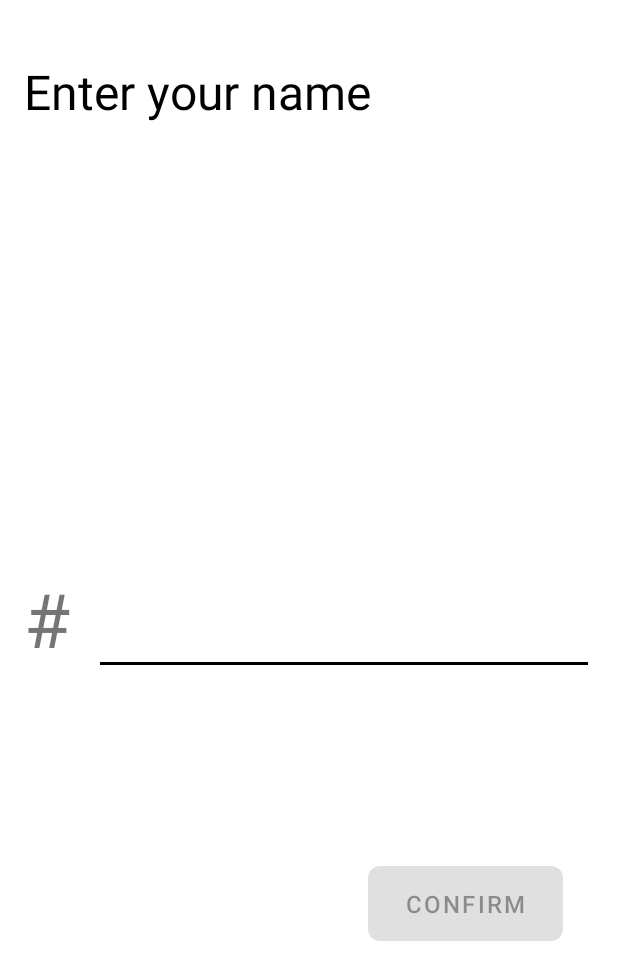
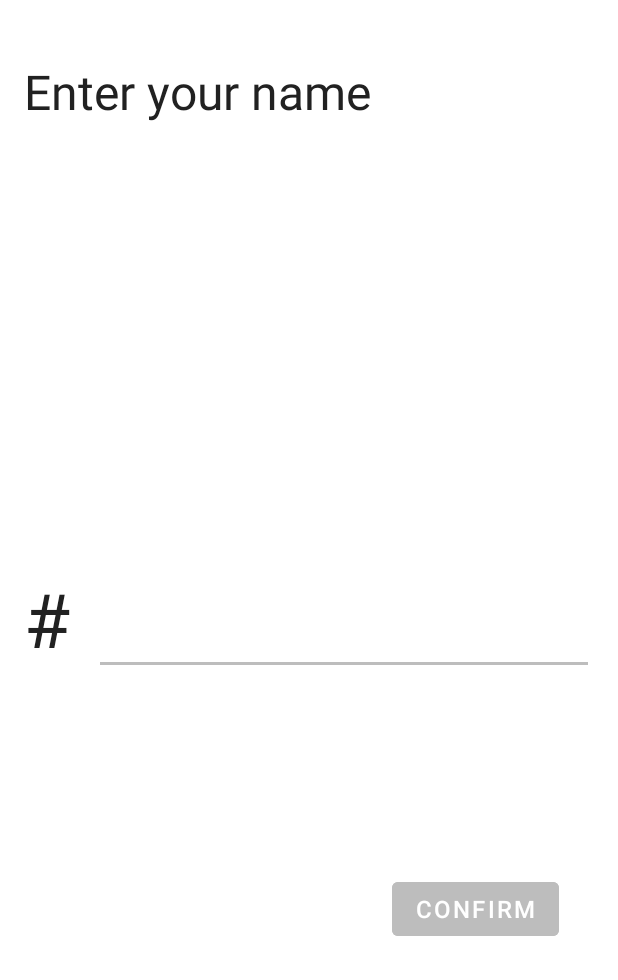
Before and after one commit to hubinsord/AlertPhone, an Android app: the screen it shows after launch (OnboardingActivity), on a phone screen of 412 x 824 dp. Shown: the top 980 px of the screen. Run offline under Robolectric (Android 15) with nearby library versions, the phone set to English and light mode, and no system bars; our stand-ins replace data binding.

Commit message:
feature: disabled darkmode
changed theme to disable using dark mode, set view's colors

```diff
--- /dev/null
+++ b/app/src/main/res/color/btn_confirm.xml
@@ -0,0 +1,6 @@
+<?xml version="1.0" encoding="utf-8"?>
+<selector xmlns:android="http://schemas.android.com/apk/res/android">
+    <item android:state_pressed="true" android:color="@color/indigo_500"/>
+    <item android:state_enabled="true" android:color="@color/indigo_500"/>
+    <item android:color="@color/grey_400"/>
+</selector>
--- a/app/src/main/res/layout/activity_onboarding.xml
+++ b/app/src/main/res/layout/activity_onboarding.xml
@@ -13,96 +13,29 @@
 
     <androidx.constraintlayout.widget.ConstraintLayout
         android:layout_width="match_parent"
-        android:layout_height="match_parent">
+        android:layout_height="match_parent"
+        android:background="@color/white">
 
         <androidx.fragment.app.FragmentContainerView
+            android:id="@+id/fragment_container_view"
+            android:name="com.hubertpawlowski.alertphone.features.onboarding.username.UserNameFragment"
             android:layout_width="match_parent"
             android:layout_height="match_parent"
-            android:id="@+id/fragment_container_view"
-            android:name="com.hubertpawlowski.alertphone.features.onboarding.username.UserNameFragment"
             app:layout_constraintBottom_toBottomOf="parent"
             app:layout_constraintEnd_toEndOf="parent"
             app:layout_constraintStart_toStartOf="parent"
-            app:layout_constraintTop_toTopOf="parent"
-            />
-
-<!--        <TextView-->
-<!--            android:id="@+id/tv_enter_code_header"-->
-<!--            android:layout_width="0dp"-->
-<!--            android:layout_height="wrap_content"-->
-<!--            android:layout_marginHorizontal="@dimen/menu_general_margin"-->
-<!--            android:gravity="start"-->
-<!--            android:text="@string/enter_code"-->
-<!--            android:textColor="@color/black"-->
-<!--            android:textSize="32sp"-->
-<!--            app:layout_constraintBottom_toBottomOf="parent"-->
-<!--            app:layout_constraintEnd_toEndOf="parent"-->
-<!--            app:layout_constraintStart_toStartOf="parent"-->
-<!--            app:layout_constraintTop_toTopOf="parent"-->
-<!--            app:layout_constraintVertical_bias="0.05" />-->
-
-<!--        <TextView-->
-<!--            android:id="@+id/tv_header_info"-->
-<!--            android:layout_width="0dp"-->
-<!--            android:layout_height="wrap_content"-->
-<!--            android:layout_marginHorizontal="@dimen/menu_general_margin"-->
-<!--            android:layout_marginBottom="8dp"-->
-<!--            android:gravity="left"-->
-<!--            android:text="@string/tv_header_info"-->
-<!--            android:textSize="16sp"-->
-<!--            app:layout_constraintBottom_toTopOf="@+id/et_group_name"-->
-<!--            app:layout_constraintEnd_toEndOf="parent"-->
-<!--            app:layout_constraintStart_toStartOf="parent"-->
-<!--            app:layout_constraintTop_toBottomOf="@id/tv_enter_code_header"-->
-<!--            app:layout_constraintVertical_bias="0.0" />-->
-
-
-<!--        <TextView-->
-<!--            android:id="@+id/tv_hash"-->
-<!--            android:layout_width="wrap_content"-->
-<!--            android:layout_height="wrap_content"-->
-<!--            android:layout_marginStart="@dimen/menu_general_margin"-->
-<!--            android:text="#"-->
-<!--            android:textSize="50sp"-->
-<!--            app:layout_constraintBottom_toBottomOf="parent"-->
-<!--            app:layout_constraintStart_toStartOf="parent"-->
-<!--            app:layout_constraintTop_toTopOf="parent"-->
-<!--            app:layout_constraintVertical_bias="0.5" />-->
-
-<!--        <EditText-->
-<!--            android:id="@+id/et_group_name"-->
-<!--            android:layout_width="0dp"-->
-<!--            android:layout_height="wrap_content"-->
-<!--            android:layout_marginHorizontal="@dimen/menu_general_margin"-->
-<!--            android:digits="ABCDEFGHIJKLMNOPQRSTUVWXYZabcdefghijklmnopqrstuvwxyz1234567890"-->
-<!--            android:drawablePadding="12dp"-->
-<!--            android:imeOptions="actionSend"-->
-<!--            android:inputType="textFilter|textMultiLine"-->
-<!--            android:lines="2"-->
-<!--            android:paddingHorizontal="@dimen/menu_general_margin"-->
-<!--            android:textColor="@color/black"-->
-<!--            android:textColorHint="@color/grey_400"-->
-<!--            android:textSize="22sp"-->
-<!--            android:maxLength="20"-->
-<!--            app:layout_constraintBottom_toBottomOf="parent"-->
-<!--            app:layout_constraintEnd_toEndOf="parent"-->
-<!--            app:layout_constraintStart_toEndOf="@id/tv_hash"-->
-<!--            app:layout_constraintTop_toTopOf="parent"-->
-<!--            app:layout_constraintVertical_bias="0.5" />-->
-
-
+            app:layout_constraintTop_toTopOf="parent" />
 
         <com.google.android.material.button.MaterialButton
             android:id="@+id/btn_confirm"
             android:layout_width="wrap_content"
             android:layout_height="wrap_content"
+            android:backgroundTint="@color/btn_confirm"
             android:enabled="@{inputText.length() > 3}"
-            android:paddingHorizontal="25dp"
-            android:paddingVertical="14dp"
             android:text="@string/confirm"
+            android:textColor="@color/white"
             android:textAllCaps="true"
             android:textSize="16sp"
-            app:cornerRadius="8dp"
             app:layout_constraintBottom_toBottomOf="parent"
             app:layout_constraintEnd_toEndOf="parent"
             app:layout_constraintHorizontal_bias="0.87"
--- a/app/src/main/res/layout/activity_splash_screen.xml
+++ b/app/src/main/res/layout/activity_splash_screen.xml
@@ -22,7 +22,7 @@
         android:gravity="center"
         android:maxLines="1"
         android:text="@string/app_name"
-        android:textColor="@color/black"
+        android:textColor="@color/grey_900"
         android:textSize="100sp"
         app:autoSizeMaxTextSize="100sp"
         app:autoSizeMinTextSize="12sp"
--- a/app/src/main/res/layout/fragment_user_name.xml
+++ b/app/src/main/res/layout/fragment_user_name.xml
@@ -9,7 +9,8 @@
 
     <androidx.constraintlayout.widget.ConstraintLayout
         android:layout_width="match_parent"
-        android:layout_height="match_parent">
+        android:layout_height="match_parent"
+        android:background="@color/white">
 
         <TextView
             android:id="@+id/textView"
@@ -18,8 +19,8 @@
             android:layout_marginHorizontal="@dimen/menu_general_margin"
             android:gravity="start"
             android:text="@string/tv_enter_name"
-            android:textColor="@color/black"
             android:textSize="32sp"
+            android:textColor="@color/grey_900"
             app:layout_constraintBottom_toBottomOf="parent"
             app:layout_constraintEnd_toEndOf="parent"
             app:layout_constraintStart_toStartOf="parent"
@@ -31,7 +32,8 @@
             android:layout_width="wrap_content"
             android:layout_height="wrap_content"
             android:layout_marginStart="@dimen/menu_general_margin"
-            android:text="#"
+            android:text="@string/hash"
+            android:textColor="@color/grey_900"
             android:textSize="50sp"
             app:layout_constraintBottom_toBottomOf="parent"
             app:layout_constraintStart_toStartOf="parent"
@@ -44,14 +46,13 @@
             android:layout_height="wrap_content"
             android:layout_marginHorizontal="@dimen/menu_general_margin"
             android:digits="ABCDEFGHIJKLMNOPQRSTUVWXYZabcdefghijklmnopqrstuvwxyz1234567890"
-            android:drawablePadding="12dp"
             android:inputType="textFilter|textMultiLine"
+            android:backgroundTint="@color/grey_400"
             android:lines="2"
             android:maxLength="20"
             android:paddingHorizontal="@dimen/menu_general_margin"
+            android:textSize="22sp"
             android:textColor="@color/black"
-            android:textColorHint="@color/grey_400"
-            android:textSize="22sp"
             app:layout_constraintBottom_toBottomOf="parent"
             app:layout_constraintEnd_toEndOf="parent"
             app:layout_constraintStart_toEndOf="@id/tv_hash"
--- a/app/src/main/res/values-night/themes.xml
+++ b/app/src/main/res/values-night/themes.xml
@@ -1,13 +1,13 @@
 <resources xmlns:tools="http://schemas.android.com/tools">
     <!-- Base application theme. -->
-    <style name="Theme.AlertPhone" parent="Theme.MaterialComponents.NoActionBar">
+    <style name="Theme.AlertPhone" parent="Theme.MaterialComponents.DayNight.NoActionBar">
         <!-- Primary brand color. -->
-        <item name="colorPrimary">@color/grey_900</item>
-        <item name="colorPrimaryVariant">@color/white</item>
+        <item name="colorPrimary">@color/grey_400</item>
+        <item name="colorPrimaryVariant">@color/grey_900</item>
         <item name="colorOnPrimary">@color/white</item>
         <!-- Secondary brand color. -->
-        <item name="colorSecondary">@color/indigo_500</item>
-        <item name="colorSecondaryVariant">@color/black</item>
+        <item name="colorSecondary">@color/white</item>
+        <item name="colorSecondaryVariant">@color/white</item>
         <item name="colorOnSecondary">@color/white</item>
         <!-- Status bar color. -->
         <item name="android:statusBarColor" tools:targetApi="l">?attr/colorPrimaryVariant</item>
--- a/app/src/main/res/values/dimens.xml
+++ b/app/src/main/res/values/dimens.xml
@@ -2,5 +2,5 @@
 <resources>
     <dimen name="menu_general_margin">16dp</dimen>
     <dimen name="padding_emergency_call_icon">50dp</dimen>
-    <dimen name="btn_corner_radius">15dp</dimen>
+    <dimen name="btn_corner_radius">7dp</dimen>
 </resources>
--- a/app/src/main/res/values/themes.xml
+++ b/app/src/main/res/values/themes.xml
@@ -1,14 +1,14 @@
 <resources xmlns:tools="http://schemas.android.com/tools">
     <!-- Base application theme. -->
-    <style name="Theme.AlertPhone" parent="Theme.MaterialComponents.DayNight.NoActionBar">
+    <style name="Theme.AlertPhone" parent="Theme.MaterialComponents.NoActionBar">
         <!-- Primary brand color. -->
-        <item name="colorPrimary">@color/indigo_500</item>
-        <item name="colorPrimaryVariant">@color/black</item>
+        <item name="colorPrimary">@color/red_400</item>
+        <item name="colorPrimaryVariant">@color/grey_900</item>
         <item name="colorOnPrimary">@color/white</item>
         <!-- Secondary brand color. -->
-        <item name="colorSecondary">@color/black</item>
-        <item name="colorSecondaryVariant">@color/white</item>
-        <item name="colorOnSecondary">@color/grey_50</item>
+        <item name="colorSecondary">@color/grey_400</item>
+        <item name="colorSecondaryVariant">@color/teal_700</item>
+        <item name="colorOnSecondary">@color/black</item>
         <!-- Status bar color. -->
         <item name="android:statusBarColor" tools:targetApi="l">?attr/colorPrimaryVariant</item>
         <!-- Customize your theme here. -->
```
Also changed, not shown: app/src/main/java/com/hubertpawlowski/alertphone/features/onboarding/OnboardingActivity.kt (+20 -15 lines), app/src/main/res/layout/activity_main.xml (+10 -6 lines), app/src/main/res/layout/fragment_group_code.xml (+6 -3 lines), 1 other file.
